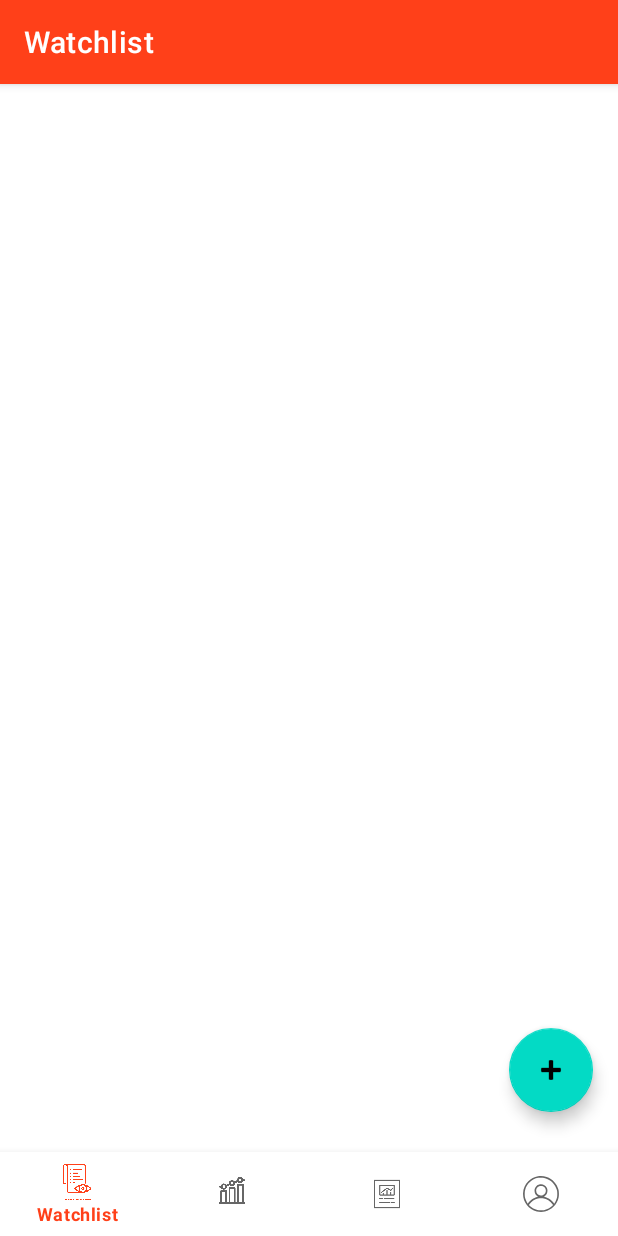
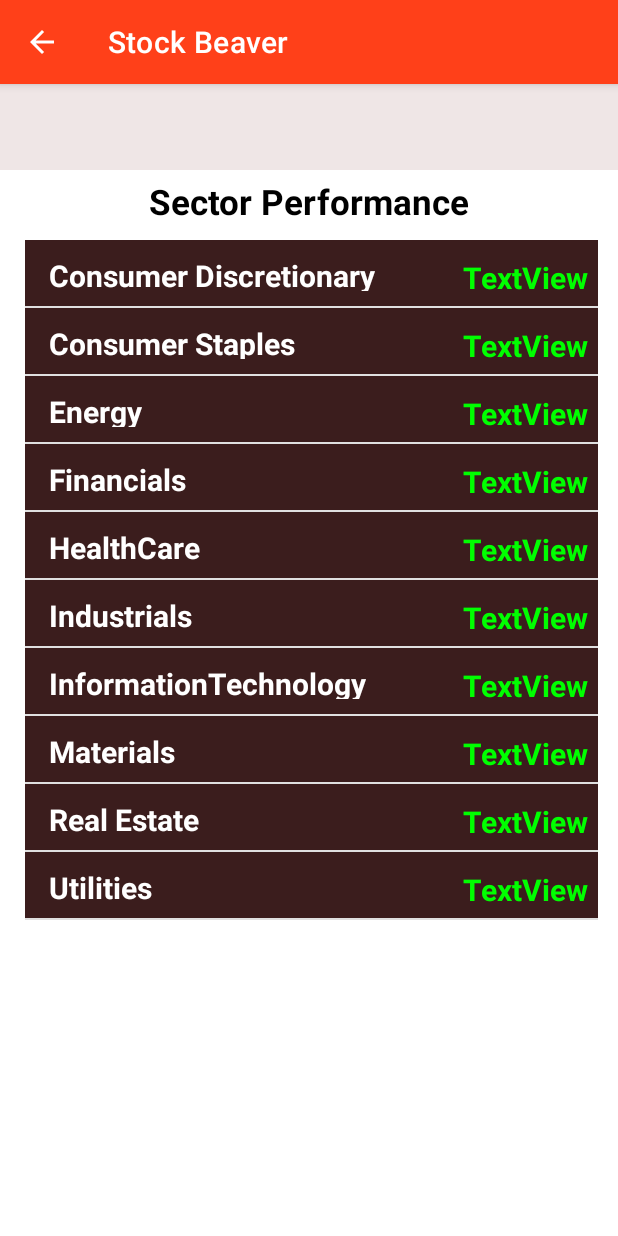
Before and after one commit to asad70/Stock-Beaver, an Android app: the WatchlistFragment screen opened directly, with no data from a screen before it, after a tap on an icon or button, on a phone screen of 412 x 824 dp. Run offline under Robolectric (Android 15) with nearby library versions, the phone set to English and light mode, and no system bars; our stand-ins replace Firebase (no records; nobody signed in at launch, a user with empty details on screens opened directly), navigation-ui; libraries missing offline, so code that uses them is left out: io.github.mainstringargs.alphavantagescraper; 8 statements that could not run were skipped.

Commit message:
finished sector performance layout and code

```diff
--- a/app/build.gradle
+++ b/app/build.gradle
@@ -32,8 +32,10 @@ android {
 }
 
 dependencies {
-
     implementation 'androidx.appcompat:appcompat:1.4.0'
+    implementation "androidx.cardview:cardview:1.0.0"
+    implementation "io.github.mainstringargs.alphavantagescraper:alpha-vantage-scraper:1.5.1"
+    implementation group: 'com.yahoofinance-api', name: 'YahooFinanceAPI', version: '3.15.0'
     implementation platform('com.google.firebase:firebase-bom:29.0.3')
     implementation 'com.google.android.material:material:1.4.0'
     implementation 'androidx.constraintlayout:constraintlayout:2.1.2'
--- a/app/src/main/AndroidManifest.xml
+++ b/app/src/main/AndroidManifest.xml
@@ -1,6 +1,7 @@
 <?xml version="1.0" encoding="utf-8"?>
 <manifest xmlns:android="http://schemas.android.com/apk/res/android"
     package="com.example.stockbeaver" >
+    <uses-permission android:name="android.permission.INTERNET"/>
 
     <application
         android:allowBackup="true"
@@ -20,6 +21,9 @@
             android:name=".Signup"
             android:label="@string/app_name" />
         <activity
+            android:name=".AddStockWatchlist"
+            android:label="@string/app_name" />
+        <activity
             android:name=".MainActivity"
             android:exported="true"
             android:label="@string/app_name"
--- a/app/src/main/java/com/example/stockbeaver/AddStockWatchlist.java
+++ b/app/src/main/java/com/example/stockbeaver/AddStockWatchlist.java
@@ -1,4 +1,90 @@
 package com.example.stockbeaver;
 
-public class AddStockWatchlist {
+import android.content.Intent;
+import android.os.Build;
+import android.os.Bundle;
+import android.util.Log;
+import android.view.MenuItem;
+import android.widget.ArrayAdapter;
+import android.widget.ListView;
+import android.widget.TextView;
+
+import androidx.annotation.RequiresApi;
+import androidx.appcompat.app.AppCompatActivity;
+
+import org.w3c.dom.Text;
+
+import java.util.ArrayList;
+import java.util.Arrays;
+import java.util.List;
+import java.util.Map;
+import io.github.mainstringargs.alphavantagescraper.AlphaVantageConnector;
+import io.github.mainstringargs.alphavantagescraper.SectorPerformances;
+import io.github.mainstringargs.alphavantagescraper.output.AlphaVantageException;
+import io.github.mainstringargs.alphavantagescraper.output.sectorperformances.Sectors;
+import io.github.mainstringargs.alphavantagescraper.output.sectorperformances.data.SectorData;
+
+public class AddStockWatchlist extends AppCompatActivity {
+
+    ListView sectorList;
+    TextView sectorName;
+    TextView sectorPerformance;
+    ArrayAdapter sectorAdapter;
+    ArrayList<String> sectorDataList;
+
+    @RequiresApi(api = Build.VERSION_CODES.N)
+    protected void onCreate(Bundle savedInstanceState) {
+        super.onCreate(savedInstanceState);
+        setContentView(R.layout.add_watchlist);
+        this.getSupportActionBar().setDisplayHomeAsUpEnabled(true);
+
+        sectorList = findViewById(R.id.sector_list);
+        sectorName = findViewById(R.id.sector_name);
+        sectorPerformance = findViewById(R.id.sector_performance);
+
+        // sectors list
+        ArrayList<String> arrayOfSectors = new ArrayList<String>(Arrays.asList("Consumer Discretionary", "Consumer Staples", "Energy", "Financials", "HealthCare", "Industrials", "InformationTechnology", "Materials", "Real Estate", "Utilities"));
+        ArrayList<String> arrayOfSectorsPerf = new ArrayList<String>();
+
+        // get live  sector performance
+        String apiKey = "B0LKVW4P80ZWF54E";
+        int timeout = 3000;
+        AlphaVantageConnector apiConnector = new AlphaVantageConnector(apiKey, timeout);
+        SectorPerformances sectorPerformances = new SectorPerformances(apiConnector);
+        try {
+            Sectors response = sectorPerformances.sector();
+            Map<String, String> metaData = response.getMetaData();
+            List<SectorData> sectors = response.getSectors();
+            sectors.forEach(data -> {
+                if(data.getKey().equals("Rank A: Real-Time Performance")) {
+                    arrayOfSectorsPerf.add(String.valueOf(data.getConsumerDiscretionary()));
+                    arrayOfSectorsPerf.add(String.valueOf(data.getConsumerStaples()));
+                    arrayOfSectorsPerf.add(String.valueOf(data.getEnergy()));
+                    arrayOfSectorsPerf.add(String.valueOf(data.getFinancials()));
+                    arrayOfSectorsPerf.add(String.valueOf(data.getHealthCare()));
+                    arrayOfSectorsPerf.add(String.valueOf(data.getIndustrials()));
+                    arrayOfSectorsPerf.add(String.valueOf(data.getInformationTechnology()));
+                    arrayOfSectorsPerf.add(String.valueOf(data.getMaterials()));
+                    arrayOfSectorsPerf.add(String.valueOf(data.getRealEstate()));
+                    arrayOfSectorsPerf.add(String.valueOf(data.getUtilities()));
+                }
+            });
+        } catch (AlphaVantageException e) {
+            System.out.println("something went wrong");
+        }
+
+        // Create the adapter to convert the array to views
+        CustomSectorAdaptor adapter = new CustomSectorAdaptor(this, arrayOfSectorsPerf, arrayOfSectors);
+        // Attach the adapter to a ListView
+        ListView listView = findViewById(R.id.sector_list);
+        listView.setAdapter(adapter);
+    }
+
+
+    // show back menu
+    public boolean onOptionsItemSelected(MenuItem item){
+        Intent myIntent = new Intent(getApplicationContext(), MainPage.class);
+        startActivityForResult(myIntent, 0);
+        return true;
+    }
 }
--- /dev/null
+++ b/app/src/main/java/com/example/stockbeaver/CustomSectorAdaptor.java
@@ -0,0 +1,54 @@
+package com.example.stockbeaver;
+
+import java.util.ArrayList;
+
+import android.content.Context;
+import android.graphics.Color;
+import android.view.LayoutInflater;
+import android.view.View;
+import android.view.ViewGroup;
+import android.widget.ArrayAdapter;
+import android.widget.TextView;
+
+import androidx.annotation.NonNull;
+
+public class CustomSectorAdaptor extends ArrayAdapter<String> {
+
+    private ArrayList<String> arrayOfSectors;
+    private ArrayList<String> arrayOfSectorsPerf;
+    Context context;
+
+    public CustomSectorAdaptor(AddStockWatchlist context, ArrayList<String> arrayOfSectorsPerf, ArrayList<String> arrayOfSectors) {
+        super(context, 0, arrayOfSectors);
+        this.arrayOfSectors = arrayOfSectors;
+        this.arrayOfSectorsPerf = arrayOfSectorsPerf;
+        this.context = context;
+    }
+
+    @Override
+    public View getView(int position, View convertView, ViewGroup parent) {
+
+        // Check if an existing view is being reused, otherwise inflate the view
+        if (convertView == null) {
+            convertView = LayoutInflater.from(getContext()).inflate(R.layout.sector_content, parent, false);
+        }
+
+        // Get the data item for this position
+        String sectorNames = getItem(position);
+
+        // Lookup view for data population
+        TextView sectorName = convertView.findViewById(R.id.sector_name);
+        TextView sectorPerformance = convertView.findViewById(R.id.sector_performance);
+        // Populate the data into the template view using the data object
+        sectorName.setText(arrayOfSectors.get(position));
+        if (Double.parseDouble(arrayOfSectorsPerf.get(position)) < 0){
+            sectorPerformance.setTextColor(Color.RED);
+        }
+        else {
+            sectorPerformance.setTextColor(Color.GREEN);
+        }
+        sectorPerformance.setText(arrayOfSectorsPerf.get(position));
+        // Return the completed view to render on screen
+        return convertView;
+    }
+}
--- a/app/src/main/java/com/example/stockbeaver/UserFirebase.java
+++ b/app/src/main/java/com/example/stockbeaver/UserFirebase.java
@@ -58,27 +58,7 @@ public class UserFirebase {
                 }
             }
         });
-        final CollectionReference collectionReference = rootRef.collection("user");
-        collectionReference.document("email").get(source).addOnCompleteListener(new OnCompleteListener<DocumentSnapshot>() {
-            @Override
-            public void onComplete(@NonNull Task<DocumentSnapshot> task) {
-                if(task.isSuccessful()) {
-                    DocumentSnapshot documentSnapshot = task.getResult();
-                    if(documentSnapshot.exists()) {
-                        Map<String, Object> map = documentSnapshot.getData();
-                        ArrayList<String> watchList = new ArrayList<>(map.keySet());
-                        for(int i = 0; i < watchList.size(); i++) {
-                            Log.d("watch",watchList.get(i));
-                        }
-                        Log.d("watch","123");
-                        userInterface.getUserInterface(watchList);
-                    }
-                }
-                else {
-                    Log.d("watch","13");
-                }
-            }
-        });
+
     }
 
     public void addNewTrade(TradeInfo trade, String compSymbol){
--- a/app/src/main/java/com/example/stockbeaver/WatchlistFragment.java
+++ b/app/src/main/java/com/example/stockbeaver/WatchlistFragment.java
@@ -8,6 +8,7 @@ import androidx.annotation.NonNull;
 import androidx.annotation.Nullable;
 import androidx.fragment.app.Fragment;
 import androidx.recyclerview.widget.DefaultItemAnimator;
+import androidx.recyclerview.widget.ItemTouchHelper;
 import androidx.recyclerview.widget.LinearLayoutManager;
 import androidx.recyclerview.widget.RecyclerView;
 import com.google.android.material.floatingactionbutton.FloatingActionButton;
@@ -15,6 +16,7 @@ import com.google.firebase.firestore.EventListener;
 import com.google.firebase.firestore.FirebaseFirestoreException;
 import com.google.firebase.firestore.QuerySnapshot;
 import java.util.ArrayList;
+import java.util.Collections;
 
 public class WatchlistFragment extends Fragment {
 
@@ -73,11 +75,14 @@ public class WatchlistFragment extends Fragment {
                         }
                     }
 
+
+
                 });
             }
         });
 
-
+        ItemTouchHelper itemTouchHelper = new ItemTouchHelper(simpleCallback);
+        itemTouchHelper.attachToRecyclerView(watchList);
         return view;
     }
 
@@ -99,4 +104,25 @@ public class WatchlistFragment extends Fragment {
             }
         };
     }
+
+    // move around watchlist item
+    ItemTouchHelper.SimpleCallback simpleCallback = new ItemTouchHelper.SimpleCallback(ItemTouchHelper.UP | ItemTouchHelper.DOWN |
+            ItemTouchHelper.START | ItemTouchHelper.END, 0) {
+        @Override
+        public boolean onMove(@NonNull RecyclerView recyclerView, @NonNull RecyclerView.ViewHolder viewHolder, @NonNull RecyclerView.ViewHolder target) {
+
+            int fromPosition = viewHolder.getAdapterPosition();
+            int toPosition = target.getAdapterPosition();
+
+            Collections.swap(stockName, fromPosition, toPosition);
+            recyclerView.getAdapter().notifyItemMoved(fromPosition, toPosition);
+
+            return false;
+        }
+
+        @Override
+        public void onSwiped(@NonNull RecyclerView.ViewHolder viewHolder, int direction) {
+
+        }
+    };
 }
--- /dev/null
+++ b/app/src/main/res/layout/add_friend.xml
@@ -0,0 +1,5 @@
+<?xml version="1.0" encoding="utf-8"?>
+<androidx.constraintlayout.widget.ConstraintLayout xmlns:android="http://schemas.android.com/apk/res/android"
+    xmlns:tools="http://schemas.android.com/tools"
+    android:layout_width="match_parent"
+    android:layout_height="match_parent"/>
--- a/app/src/main/res/layout/add_watchlist.xml
+++ b/app/src/main/res/layout/add_watchlist.xml
@@ -1,6 +1,46 @@
 <?xml version="1.0" encoding="utf-8"?>
 <androidx.constraintlayout.widget.ConstraintLayout xmlns:android="http://schemas.android.com/apk/res/android"
+    xmlns:app="http://schemas.android.com/apk/res-auto"
+    xmlns:tools="http://schemas.android.com/tools"
     android:layout_width="match_parent"
+    xmlns:card_view="http://schemas.android.com/apk/res-auto"
     android:layout_height="match_parent">
 
+    <SearchView
+        android:id="@+id/search_watchlist"
+        android:layout_width="828dp"
+        android:layout_height="57dp"
+        android:background="#EFE6E6"
+        app:layout_constraintEnd_toEndOf="parent"
+        app:layout_constraintStart_toStartOf="parent"
+        app:layout_constraintTop_toTopOf="parent" />
+
+    <ListView
+        android:id="@+id/sector_list"
+        android:layout_width="382dp"
+        android:layout_height="572dp"
+        android:layout_marginTop="10dp"
+        app:layout_constraintBottom_toBottomOf="parent"
+        app:layout_constraintEnd_toEndOf="parent"
+        app:layout_constraintHorizontal_bias="0.551"
+        app:layout_constraintStart_toStartOf="parent"
+        app:layout_constraintTop_toBottomOf="@+id/textView"
+        app:layout_constraintVertical_bias="0.0" />
+
+    <TextView
+        android:id="@+id/textView"
+        android:layout_width="wrap_content"
+        android:layout_height="wrap_content"
+        android:layout_marginTop="5dp"
+        android:text="Sector Performance"
+        android:textColor="#000000"
+        android:textSize="23sp"
+        android:textStyle="bold"
+        app:layout_constraintBottom_toBottomOf="parent"
+        app:layout_constraintEnd_toEndOf="parent"
+        app:layout_constraintStart_toStartOf="parent"
+        app:layout_constraintTop_toBottomOf="@+id/search_watchlist"
+        app:layout_constraintVertical_bias="0.0" />
+
+
 </androidx.constraintlayout.widget.ConstraintLayout>
--- a/app/src/main/res/layout/fragment_watchlist.xml
+++ b/app/src/main/res/layout/fragment_watchlist.xml
@@ -24,13 +24,14 @@
 
     <androidx.recyclerview.widget.RecyclerView
         android:id="@+id/watchlist_listview"
-        android:layout_width="374dp"
-        android:layout_height="537dp"
+        android:layout_width="match_parent"
+        android:layout_height="match_parent"
+        android:layout_marginStart="10dp"
+        android:layout_marginEnd="10dp"
         app:layout_constraintBottom_toBottomOf="parent"
         app:layout_constraintEnd_toEndOf="parent"
-        app:layout_constraintHorizontal_bias="0.457"
+        app:layout_constraintHorizontal_bias="0.432"
         app:layout_constraintStart_toStartOf="parent"
         app:layout_constraintTop_toTopOf="parent"
-        app:layout_constraintVertical_bias="0.102" >
-    </androidx.recyclerview.widget.RecyclerView>
+        app:layout_constraintVertical_bias="0.01" />
 </androidx.constraintlayout.widget.ConstraintLayout>
--- /dev/null
+++ b/app/src/main/res/layout/sector_content.xml
@@ -0,0 +1,43 @@
+<?xml version="1.0" encoding="utf-8"?>
+<androidx.constraintlayout.widget.ConstraintLayout xmlns:android="http://schemas.android.com/apk/res/android"
+    xmlns:app="http://schemas.android.com/apk/res-auto"
+    xmlns:tools="http://schemas.android.com/tools"
+    android:layout_width="match_parent"
+    android:layout_height="wrap_content"
+    android:layout_marginBottom="3dp"
+    android:background="#F3321212">
+
+    <TextView
+        android:id="@+id/sector_name"
+        android:layout_width="263dp"
+        android:layout_height="24dp"
+        android:layout_marginStart="16dp"
+        android:layout_marginTop="10dp"
+        android:layout_marginBottom="10dp"
+        android:text="TextView"
+        android:textColor="#FFFFFF"
+        android:textSize="20sp"
+        android:textStyle="bold"
+        app:layout_constraintBottom_toBottomOf="parent"
+        app:layout_constraintStart_toStartOf="parent"
+        app:layout_constraintTop_toTopOf="parent" />
+
+    <TextView
+        android:id="@+id/sector_performance"
+        android:layout_width="wrap_content"
+        android:layout_height="wrap_content"
+        android:layout_marginTop="5dp"
+        android:layout_marginBottom="5dp"
+        android:text="TextView"
+        android:textColor="#FFFFFF"
+        android:textSize="20sp"
+        android:textStyle="bold"
+        app:layout_constraintBottom_toBottomOf="parent"
+        app:layout_constraintEnd_toEndOf="parent"
+        app:layout_constraintHorizontal_bias="0.659"
+        app:layout_constraintStart_toEndOf="@+id/sector_name"
+        app:layout_constraintTop_toTopOf="parent"
+        app:layout_constraintVertical_bias="1.0" />
+
+
+</androidx.constraintlayout.widget.ConstraintLayout>
```
Also changed, not shown: app/src/main/java/com/example/stockbeaver/RecyclerAdapter.java (+45 -30 lines), app/src/main/res/layout/watchlist_content.xml (+15 -6 lines).
